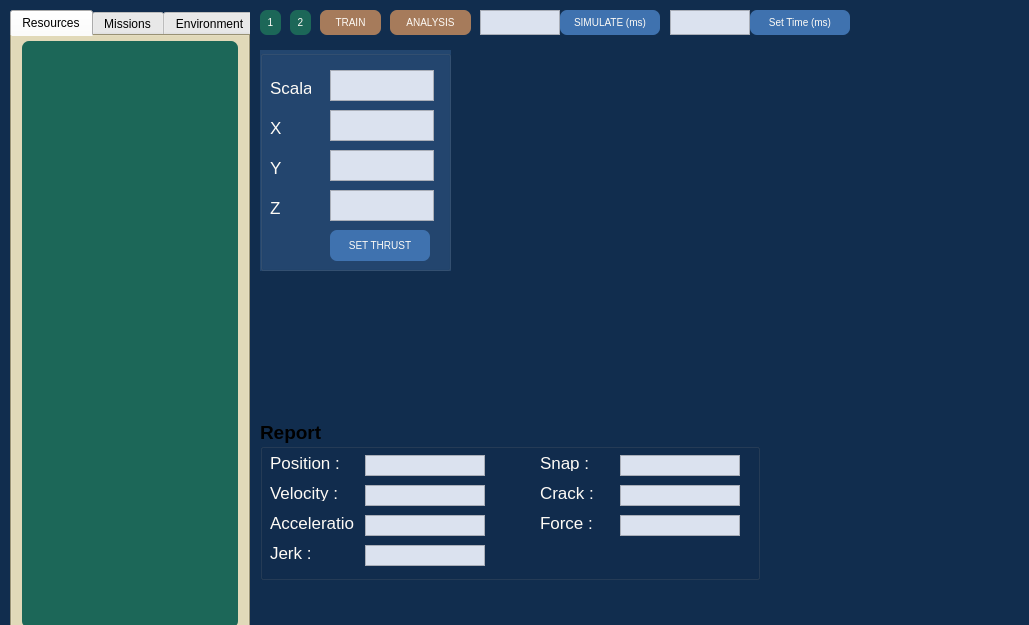
Before: the Qt Designer form mainwindow.ui in ilhanguler/SatSim, drawn with Qt 5.
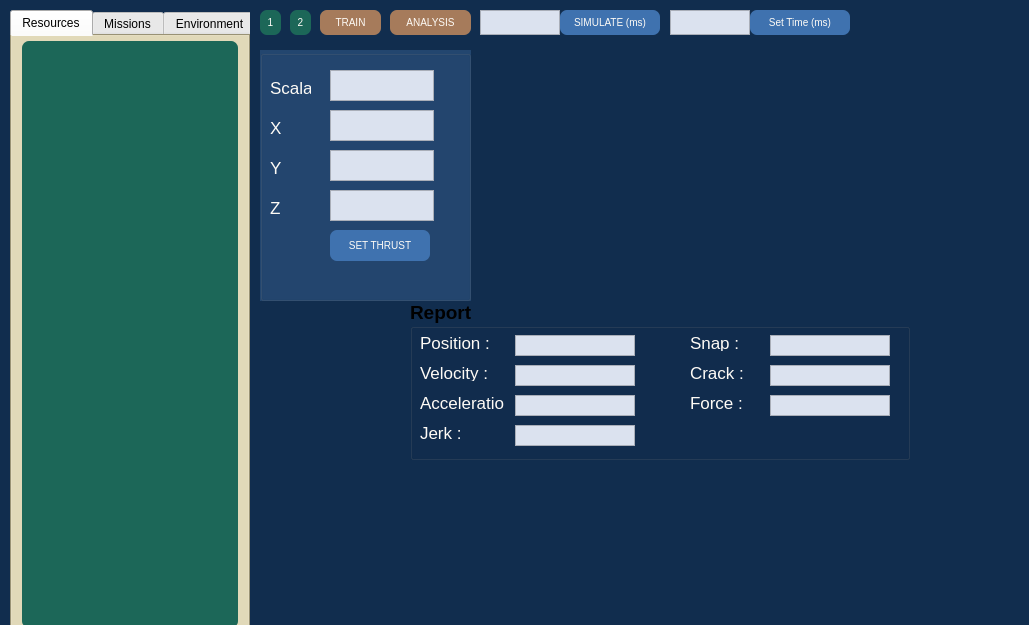
After: the same form once the commit is applied. The open tabs and pages were chosen to show the change. Icons and pictures are not drawn.

Diff of the .ui file:
```diff
--- a/mainwindow.ui
+++ b/mainwindow.ui
@@ -298,8 +298,8 @@
    <widget class="QGroupBox" name="reportGroupBox">
     <property name="geometry">
      <rect>
-      <x>260</x>
-      <y>420</y>
+      <x>410</x>
+      <y>300</y>
       <width>500</width>
       <height>160</height>
      </rect>
@@ -683,8 +683,8 @@
      <rect>
       <x>260</x>
       <y>50</y>
-      <width>191</width>
-      <height>221</height>
+      <width>211</width>
+      <height>251</height>
      </rect>
     </property>
     <property name="styleSheet">
```
Left out of the diff: 2 changed lines with no effect on the pictures.
